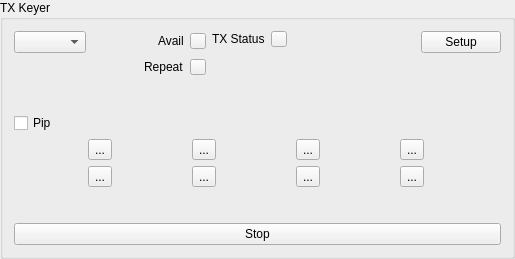
Before: the Qt Designer form mqt/MqtLogger/txvmbuttonsframe.ui in Rsclub22/Minos2-Mirror, drawn with Qt 5.
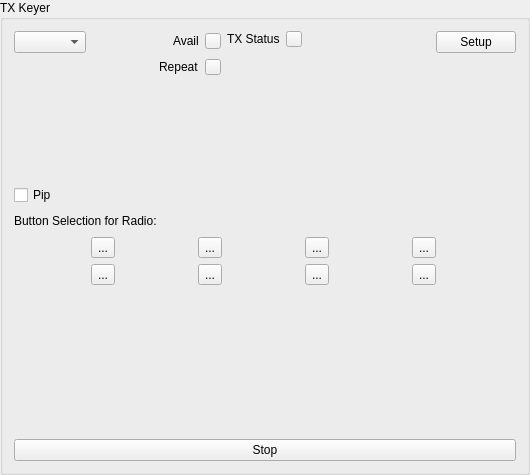
After: the same form once the commit is applied.

Commit message: add ability to read voicemem button data for allRadios or currently selected radio.

Patch:
```diff
--- a/mqt/MqtLogger/txvmbuttonsframe.ui
+++ b/mqt/MqtLogger/txvmbuttonsframe.ui
@@ -6,8 +6,8 @@
    <rect>
     <x>0</x>
     <y>0</y>
-    <width>515</width>
-    <height>259</height>
+    <width>530</width>
+    <height>475</height>
    </rect>
   </property>
   <property name="windowTitle">
@@ -16,7 +16,7 @@
   <property name="title">
    <string>TX Keyer</string>
   </property>
-  <layout class="QVBoxLayout" name="verticalLayout_5">
+  <layout class="QVBoxLayout" name="verticalLayout_6">
    <item>
     <layout class="QHBoxLayout" name="horizontalLayout_3">
      <item>
@@ -256,6 +256,39 @@
     </layout>
    </item>
    <item>
+    <layout class="QVBoxLayout" name="verticalLayout_5">
+     <item>
+      <layout class="QHBoxLayout" name="horizontalLayout_9">
+       <item>
+        <widget class="QLabel" name="buttonSelectionLbl">
+         <property name="text">
+          <string>Button Selection for Radio:</string>
+         </property>
+        </widget>
+       </item>
+       <item>
+        <widget class="QLabel" name="saveByRadioNameText">
+         <property name="text">
+          <string/>
+         </property>
+        </widget>
+       </item>
+       <item>
+        <spacer name="horizontalSpacer_4">
+         <property name="orientation">
+          <enum>Qt::Horizontal</enum>
+         </property>
+         <property name="sizeHint" stdset="0">
+          <size>
+           <width>40</width>
+           <height>20</height>
+          </size>
+         </property>
+        </spacer>
+       </item>
+      </layout>
+     </item>
+     <item>
     <layout class="QHBoxLayout" name="horizontalLayout">
      <item>
       <widget class="QToolButton" name="vmToolButton1">
@@ -316,6 +349,8 @@
         <string>...</string>
        </property>
       </widget>
+       </item>
+      </layout>
      </item>
     </layout>
    </item>
```
Lines whose indentation alone changed are shown as unchanged. The commit also changes 5 other files.
